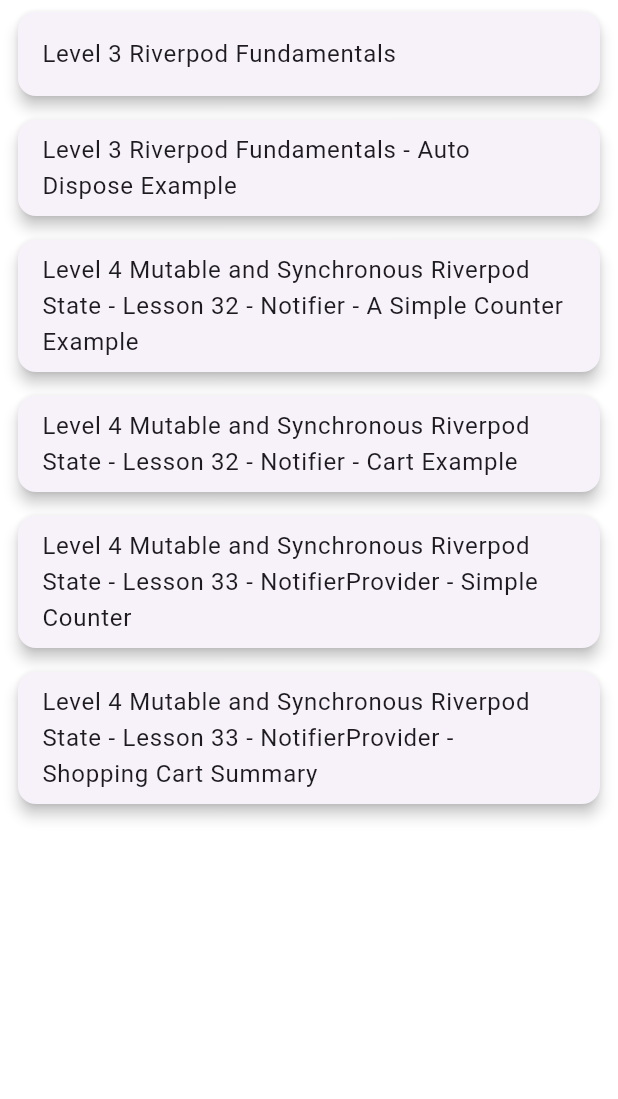
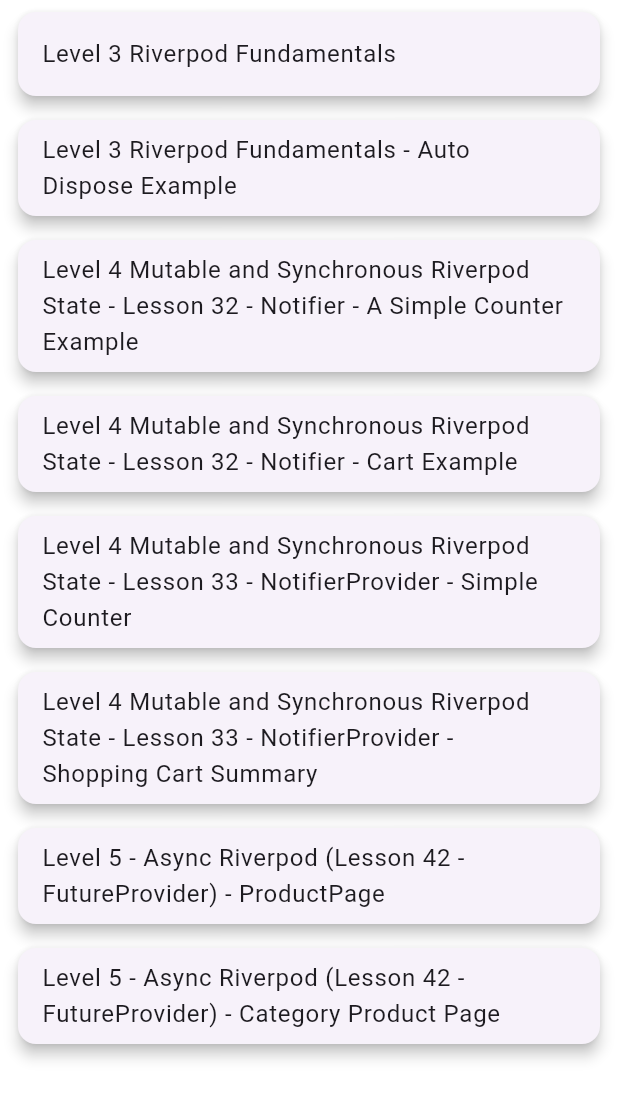
Before and after one commit to sabbirhasaann/flutter_riverpod_pk, a Flutter app: the screen it shows after launch, on a phone screen of 412 x 824 dp. Shown: the top 1099 px of the screen. Run offline on Flutter 3.47's test engine with Material 3 defaults, Android fonts, the phone set to English and light mode, and no system bars; our stand-ins replace flutter_riverpod.

Commit message:
Lesson 42 - Future Provider

```diff
--- /dev/null
+++ b/lib/Level 5 - Async Riverpod/Lesson 42 - Future Provider/category_product_page/models/category_enum.dart
@@ -0,0 +1,5 @@
+enum Category {
+  all,
+  fruit,
+  fish,
+}
--- /dev/null
+++ b/lib/Level 5 - Async Riverpod/Lesson 42 - Future Provider/category_product_page/models/product.dart
@@ -0,0 +1,13 @@
+import './category_enum.dart';
+
+class Product {
+  final int id;
+  final String name;
+  final Category category;
+
+  Product({
+    required this.id,
+    required this.name,
+    required this.category,
+  });
+}
--- /dev/null
+++ b/lib/Level 5 - Async Riverpod/Lesson 42 - Future Provider/category_product_page/providers/category_provider.dart
@@ -0,0 +1,6 @@
+import 'package:flutter_riverpod/legacy.dart';
+import '../models/category_enum.dart';
+
+final categoryProvider = StateProvider<Category>((ref) {
+  return Category.all;
+});
--- /dev/null
+++ b/lib/Level 5 - Async Riverpod/Lesson 42 - Future Provider/category_product_page/providers/product_repository_provider.dart
@@ -0,0 +1,6 @@
+import 'package:flutter_riverpod/flutter_riverpod.dart';
+import '../repository/product_repository.dart';
+
+final productRepositoryProvider = Provider<ProductRepository>((ref) {
+  return ProductRepository();
+});
--- /dev/null
+++ b/lib/Level 5 - Async Riverpod/Lesson 42 - Future Provider/category_product_page/providers/products_provider.dart
@@ -0,0 +1,10 @@
+import 'package:flutter_riverpod/flutter_riverpod.dart';
+import './product_repository_provider.dart';
+import '../models/product.dart';
+import './category_provider.dart';
+
+final productsProvider = FutureProvider<List<Product>>((ref) async {
+  final repository = ref.watch(productRepositoryProvider);
+  final category = ref.watch(categoryProvider);
+  return repository.fetchProducts(category);
+});
--- /dev/null
+++ b/lib/Level 5 - Async Riverpod/Lesson 42 - Future Provider/category_product_page/repository/product_repository.dart
@@ -0,0 +1,37 @@
+import '../models/product.dart';
+import '../models/category_enum.dart';
+
+class ProductRepository {
+  Future<List<Product>> fetchProducts(Category category) async {
+    await Future.delayed(
+      const Duration(
+        seconds: 3,
+      ),
+    );
+    final products = [
+      Product(
+        id: 1,
+        name: 'Mango',
+        category: Category.fruit,
+      ),
+      Product(
+        id: 2,
+        name: 'Labeo Rohita',
+        category: Category.fish,
+      ),
+      Product(
+        id: 3,
+        name: 'Banana',
+        category: Category.fruit,
+      ),
+    ];
+
+    if (category == Category.all) {
+      return products;
+    }
+
+    return products.where((product) {
+      return product.category == category;
+    }).toList();
+  }
+}
--- /dev/null
+++ b/lib/Level 5 - Async Riverpod/Lesson 42 - Future Provider/product_page_fp/models/product.dart
@@ -0,0 +1,8 @@
+class Product {
+  final int id;
+  final String name;
+  Product({
+    required this.id,
+    required this.name,
+  });
+}
--- /dev/null
+++ b/lib/Level 5 - Async Riverpod/Lesson 42 - Future Provider/product_page_fp/providers/product_repository_provider.dart
@@ -0,0 +1,6 @@
+import 'package:flutter_riverpod/flutter_riverpod.dart';
+import '../repository/product_repository.dart';
+
+final productRepositoryProvider = Provider<ProductRepository>((ref) {
+  return ProductRepository();
+});
--- /dev/null
+++ b/lib/Level 5 - Async Riverpod/Lesson 42 - Future Provider/product_page_fp/providers/products_provider.dart
@@ -0,0 +1,8 @@
+import 'package:flutter_riverpod/flutter_riverpod.dart';
+import '../models/product.dart';
+import 'product_repository_provider.dart';
+
+final productsProvider = FutureProvider<List<Product>>((ref) async {
+  final repository = ref.watch(productRepositoryProvider);
+  return repository.fetchProducts();
+});
--- /dev/null
+++ b/lib/Level 5 - Async Riverpod/Lesson 42 - Future Provider/product_page_fp/repository/product_repository.dart
@@ -0,0 +1,16 @@
+import '../models/product.dart';
+
+class ProductRepository {
+  Future<List<Product>> fetchProducts() async {
+    // API call
+    await Future.delayed(
+      const Duration(
+        seconds: 3,
+      ),
+    );
+    return [
+      Product(id: 1, name: 'Laptop'),
+      Product(id: 2, name: 'Phone'),
+    ];
+  }
+}
--- a/lib/app/my_app.dart
+++ b/lib/app/my_app.dart
@@ -6,6 +6,8 @@
 
 import '../Level 4 - Mutable and Synchronous Riverpod State/Lesson 33 - Notifier Provider/Shopping Cart/cart_summary.dart';
 import '../Level 4 - Mutable and Synchronous Riverpod State/Lesson 33 - Notifier Provider/Simple Counter/counter_page.dart';
+import '../Level 5 - Async Riverpod/Lesson 42 - Future Provider/category_product_page/category_product_page.dart';
+import '../Level 5 - Async Riverpod/Lesson 42 - Future Provider/product_page_fp/product_page.dart';
 
 class MyApp extends StatelessWidget {
   const MyApp({super.key});
@@ -53,6 +55,16 @@
             "Level 4 Mutable and Synchronous Riverpod State - Lesson 33 - NotifierProvider - Shopping Cart Summary",
         "screen": CartSummary(),
       },
+      {
+        'title':
+            'Level 5 - Async Riverpod (Lesson 42 - FutureProvider) - ProductPage',
+        'screen': ProductPage(),
+      },
+      {
+        'title':
+            'Level 5 - Async Riverpod (Lesson 42 - FutureProvider) - Category Product Page',
+        'screen': CategoryProductPage(),
+      },
     ];
 
     return Scaffold(
```
Also changed, not shown: lib/Level 5 - Async Riverpod/Lesson 42 - Future Provider/category_product_page/category_product_page.dart (added, +64 -0 lines), lib/Level 5 - Async Riverpod/Lesson 42 - Future Provider/category_product_page/providers/product_provider.dart (added, +9 -0 lines), lib/Level 5 - Async Riverpod/Lesson 42 - Future Provider/product_page_fp/product_page.dart (added, +39 -0 lines), 1 other file.
